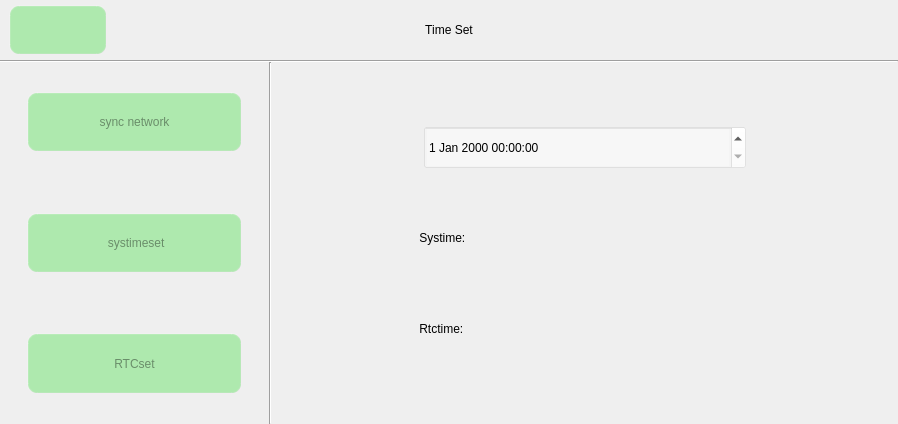
This is timeset.ui in jizizihe/baijie_demo as Qt 5 draws it before an edit. The edited form follows.
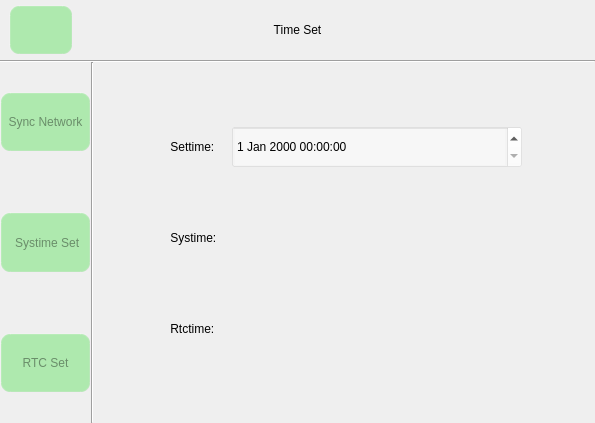
This is the edited form. Icons and pictures are not drawn.

Diff of the .ui file:
```diff
--- a/timeset.ui
+++ b/timeset.ui
@@ -6,8 +6,8 @@
    <rect>
     <x>0</x>
     <y>0</y>
-    <width>898</width>
-    <height>424</height>
+    <width>595</width>
+    <height>423</height>
    </rect>
   </property>
   <property name="minimumSize">
@@ -246,7 +246,7 @@
              </sizepolicy>
             </property>
             <property name="text">
-             <string>sync network</string>
+             <string>Sync Network</string>
             </property>
             <property name="icon">
              <iconset resource="translation.qrc">
@@ -295,32 +295,10 @@
              </font>
             </property>
             <property name="styleSheet">
-             <string notr="true">QPushButton{
-     background-color: rgba(100, 225, 100, 120);/*背景色*/
-     border-style: outset; /*边框样式*/
-     border-width:  2px;  /*边框宽度为4像素*/
-     border-radius: 10px; /*边框圆角半径*/
-     border-color: rgba(255, 225, 255, 30);/*边框颜色*/
-     color:rgba(0, 0, 0, 100);/*字体颜色*/
-     padding: 6px; /*填衬*/
-	outline: none; /*去掉按钮的虚线框*/
-}
-
-QPushButton:hover{ /*鼠标悬停在按钮上时*/
-        background-color:rgba(100,255,100, 100);
-        border-color: rgba(255, 225, 255, 200);
-        color:rgba(0, 0, 0, 200);
-}
-
-QPushButton:pressed { /*按钮被按下时*/
-     background-color:rgba(100,255,100, 200);
-     border-color: rgba(255, 225, 255, 30);
-     border-style: inset;
-     color:rgba(0, 0, 0, 100);
-}</string>
+             <string notr="true"/>
             </property>
             <property name="text">
-             <string> systimeset</string>
+             <string> Systime Set</string>
             </property>
             <property name="icon">
              <iconset resource="translation.qrc">
@@ -362,32 +340,10 @@
              </size>
             </property>
             <property name="styleSheet">
-             <string notr="true">QPushButton{
-     background-color: rgba(100, 225, 100, 120);/*背景色*/
-     border-style: outset; /*边框样式*/
-     border-width:  2px;  /*边框宽度为4像素*/
-     border-radius: 10px; /*边框圆角半径*/
-     border-color: rgba(255, 225, 255, 30);/*边框颜色*/
-     color:rgba(0, 0, 0, 100);/*字体颜色*/
-     padding: 6px; /*填衬*/
-	outline: none; /*去掉按钮的虚线框*/
-}
-
-QPushButton:hover{ /*鼠标悬停在按钮上时*/
-        background-color:rgba(100,255,100, 100);
-        border-color: rgba(255, 225, 255, 200);
-        color:rgba(0, 0, 0, 200);
-}
-
-QPushButton:pressed { /*按钮被按下时*/
-     background-color:rgba(100,255,100, 200);
-     border-color: rgba(255, 225, 255, 30);
-     border-style: inset;
-     color:rgba(0, 0, 0, 100);
-}</string>
+             <string notr="true"/>
             </property>
             <property name="text">
-             <string>   RTCset   </string>
+             <string>   RTC Set   </string>
             </property>
             <property name="icon">
              <iconset resource="translation.qrc">
@@ -464,7 +420,7 @@
           </spacer>
          </item>
          <item>
-          <layout class="QHBoxLayout" name="horizontalLayout_5" stretch="4,9,4">
+          <layout class="QHBoxLayout" name="horizontalLayout_5" stretch="2,2,9,2">
            <property name="spacing">
             <number>0</number>
            </property>
@@ -481,6 +437,13 @@
              </property>
             </spacer>
            </item>
+           <item>
+            <widget class="QLabel" name="lbl_setTime">
+             <property name="text">
+              <string> Settime: </string>
+             </property>
+            </widget>
+           </item>
            <item>
             <widget class="QDateTimeEdit" name="datetime">
              <property name="sizePolicy">
@@ -535,7 +498,7 @@
           </spacer>
          </item>
          <item>
-          <layout class="QHBoxLayout" name="horizontalLayout" stretch="2,2,3,2">
+          <layout class="QHBoxLayout" name="horizontalLayout" stretch="2,2,9,2">
            <property name="spacing">
             <number>0</number>
            </property>
@@ -646,7 +609,7 @@
           </spacer>
          </item>
          <item>
-          <layout class="QHBoxLayout" name="horizontalLayout_2" stretch="2,2,3,2">
+          <layout class="QHBoxLayout" name="horizontalLayout_2" stretch="2,2,9,2">
            <property name="spacing">
             <number>0</number>
            </property>
```
Left out of the diff: 52 changed lines with no effect on the pictures.
